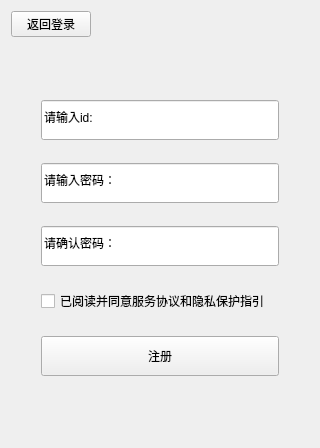
Before: the Qt Designer form Server/enrolldialog.ui in Jearyhao/MyChat, drawn with Qt 5.
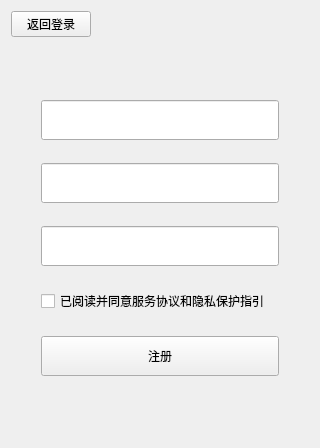
After: the same form once the commit is applied.

Commit message: add LineEdit Placehold and clear LineEdit when skip to other Dialog

```diff
--- a/Server/enrolldialog.ui
+++ b/Server/enrolldialog.ui
@@ -109,7 +109,7 @@
         </size>
        </property>
        <property name="text">
-        <string>请输入id:</string>
+        <string/>
        </property>
       </widget>
      </item>
@@ -147,7 +147,7 @@
         </size>
        </property>
        <property name="text">
-        <string>请确认密码：</string>
+        <string/>
        </property>
       </widget>
      </item>
@@ -182,7 +182,7 @@
         </size>
        </property>
        <property name="text">
-        <string>请输入密码：</string>
+        <string/>
        </property>
       </widget>
      </item>
```
The commit also changes 5 other files.
